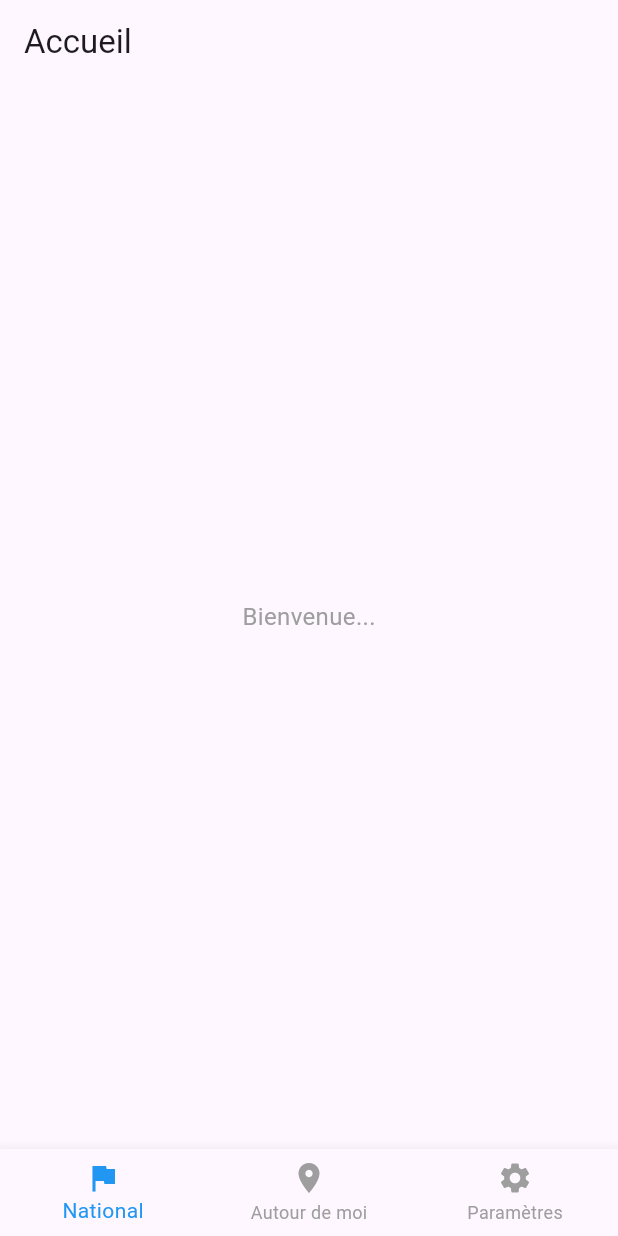
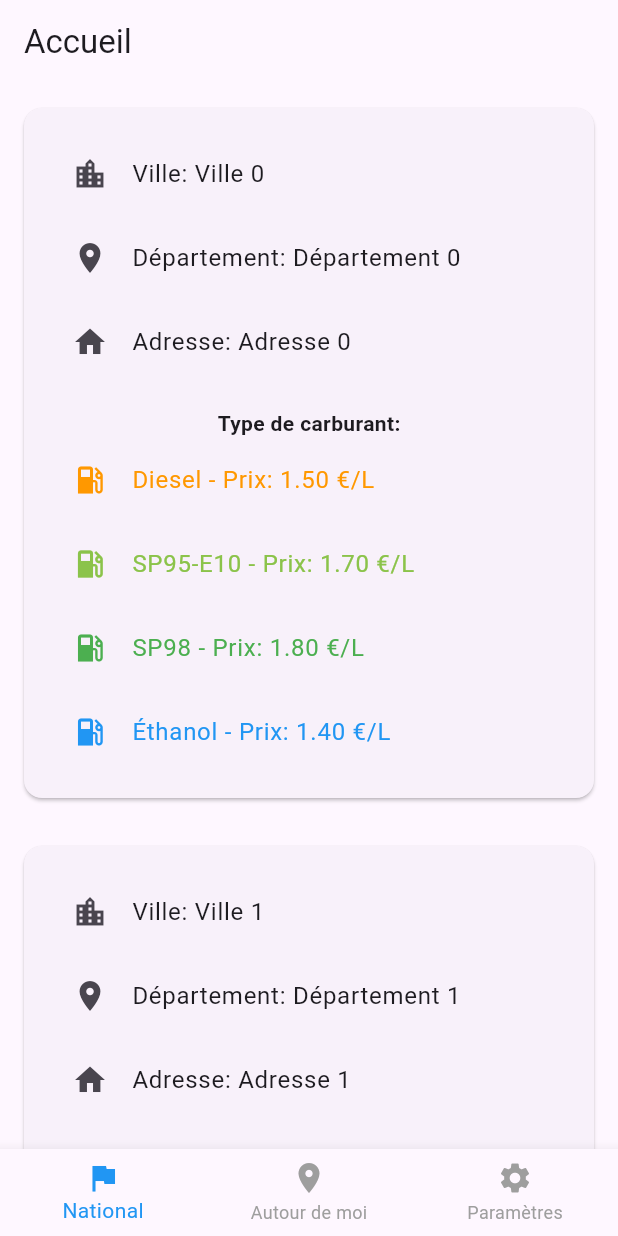
Before and after one commit to LoloLaMenace/CarburantApp, a Flutter app: the screen it shows after launch, on a phone screen of 412 x 824 dp. Run offline on Flutter 3.47's test engine with Material 2 defaults, Android fonts, the phone set to English and light mode, and no system bars; our stand-ins replace get; network calls fail; statements that could not run were skipped.

Commit message:
[EVOLVE] ADD card and station model

```diff
--- a/lib/home_page/home_controller.dart
+++ b/lib/home_page/home_controller.dart
@@ -1,8 +1,10 @@
+import 'dart:convert';
+
 import 'package:get/get.dart';
 import 'package:http/http.dart' as http;
 
 class HomeController extends GetxController {
-  // int championId = 0;
+  var priceList = <String, dynamic>{};
   @override
   void onInit() async {
     //Si il y a des arguments
@@ -14,7 +16,7 @@ class HomeController extends GetxController {
 //https://data.economie.gouv.fr/api/explore/v2.1/catalog/datasets/prix-des-carburants-en-france-flux-instantane-v2/records?limit=1&where="69330"
   int currentIndex = 0;
 
-  final queryParameters = {'param1': ''};
+  final queryParameters = {'param1': 'records'};
   Future<void> getPrice() async {
     var url = Uri.https(
         'data.economie.gouv.fr',
@@ -22,5 +24,6 @@ class HomeController extends GetxController {
         queryParameters);
     var response = await http.get(url);
     print(response);
+    priceList = jsonDecode(response.body);
   }
 }
--- a/lib/home_page/home_page.dart
+++ b/lib/home_page/home_page.dart
@@ -4,7 +4,7 @@ import 'package:flutter/material.dart';
 import 'package:get/get.dart';
 
 class HomePage extends GetView<HomeController> {
-  const HomePage({super.key});
+  const HomePage({Key? key});
 
   @override
   Widget build(BuildContext context) {
@@ -12,12 +12,24 @@ class HomePage extends GetView<HomeController> {
       appBar: AppBar(
         title: const Text('Accueil'),
       ),
-      body: const Center(
-        child: Text(
-          'Bienvenue...',
-          style: TextStyle(
-            color: Colors.grey,
-            fontSize: 16.0,
+      body: SingleChildScrollView(
+        child: Center(
+          child: Column(
+            mainAxisAlignment: MainAxisAlignment.center,
+            children: <Widget>[
+              for (int i = 0; i < 10; i++)
+                CityCard(
+                  cityName: 'Ville $i',
+                  department: 'Département $i',
+                  address: 'Adresse $i',
+                  fuelPrices: {
+                    'Diesel': 1.5, // Prix du Diesel
+                    'SP95-E10': 1.7, // Prix du SP95-E10
+                    'SP98': 1.8, // Prix du SP98
+                    'Éthanol': 1.4, // Prix de l'éthanol
+                  },
+                ),
+            ],
           ),
         ),
       ),
@@ -26,13 +38,9 @@ class HomePage extends GetView<HomeController> {
         onTap: (int index) {
           if (index == 0) {
             Get.offAndToNamed('/home');
-          }
-
-          if (index == 1) {
+          } else if (index == 1) {
             Get.offAndToNamed('/search');
-          }
-
-          if (index == 2) {
+          } else if (index == 2) {
             Get.offAndToNamed('/settings');
           }
         },
@@ -40,3 +48,100 @@ class HomePage extends GetView<HomeController> {
     );
   }
 }
+
+class CityCard extends StatelessWidget {
+  final String cityName;
+  final String department;
+  final String address;
+  final Map<String, double> fuelPrices;
+
+  CityCard({
+    required this.cityName,
+    required this.department,
+    required this.address,
+    required this.fuelPrices,
+  });
+
+  @override
+  Widget build(BuildContext context) {
+    return Card(
+      margin: EdgeInsets.all(16.0),
+      child: Padding(
+        padding: EdgeInsets.all(16.0),
+        child: Column(
+          mainAxisSize: MainAxisSize.min,
+          children: <Widget>[
+            ListTile(
+              leading: Icon(Icons.location_city),
+              title: Text('Ville: $cityName'),
+            ),
+            ListTile(
+              leading: Icon(Icons.location_on),
+              title: Text('Département: $department'),
+            ),
+            ListTile(
+              leading: Icon(Icons.home),
+              title: Text('Adresse: $address'),
+            ),
+            SizedBox(height: 16.0),
+            Column(
+              children: [
+                Text(
+                  'Type de carburant:',
+                  style: TextStyle(fontWeight: FontWeight.bold),
+                ),
+                for (var entry in fuelPrices.entries)
+                  ListTile(
+                    leading: FuelIcon(entry.key),
+                    title: Text(
+                      '${entry.key} - Prix: ${entry.value.toStringAsFixed(2)} €/L',
+                      style: TextStyle(
+                        color: getFuelColor(entry.key),
+                      ),
+                    ),
+                  ),
+              ],
+            ),
+          ],
+        ),
+      ),
+    );
+  }
+}
+
+class FuelIcon extends StatelessWidget {
+  final String fuelType;
+
+  FuelIcon(this.fuelType);
+
+  @override
+  Widget build(BuildContext context) {
+    switch (fuelType) {
+      case 'Diesel':
+        return Icon(Icons.local_gas_station, color: Colors.orange);
+      case 'SP95-E10':
+        return Icon(Icons.local_gas_station, color: Colors.lightGreen);
+      case 'SP98':
+        return Icon(Icons.local_gas_station, color: Colors.green);
+      case 'Éthanol':
+        return Icon(Icons.local_gas_station, color: Colors.blue);
+      default:
+        return Icon(Icons.local_gas_station);
+    }
+  }
+}
+
+Color getFuelColor(String fuelType) {
+  switch (fuelType) {
+    case 'Diesel':
+      return Colors.orange;
+    case 'SP95-E10':
+      return Colors.lightGreen;
+    case 'SP98':
+      return Colors.green;
+    case 'Éthanol':
+      return Colors.blue;
+    default:
+      return Colors.black;
+  }
+}
```
Also changed, not shown: lib/models/station_model.dart (added).
